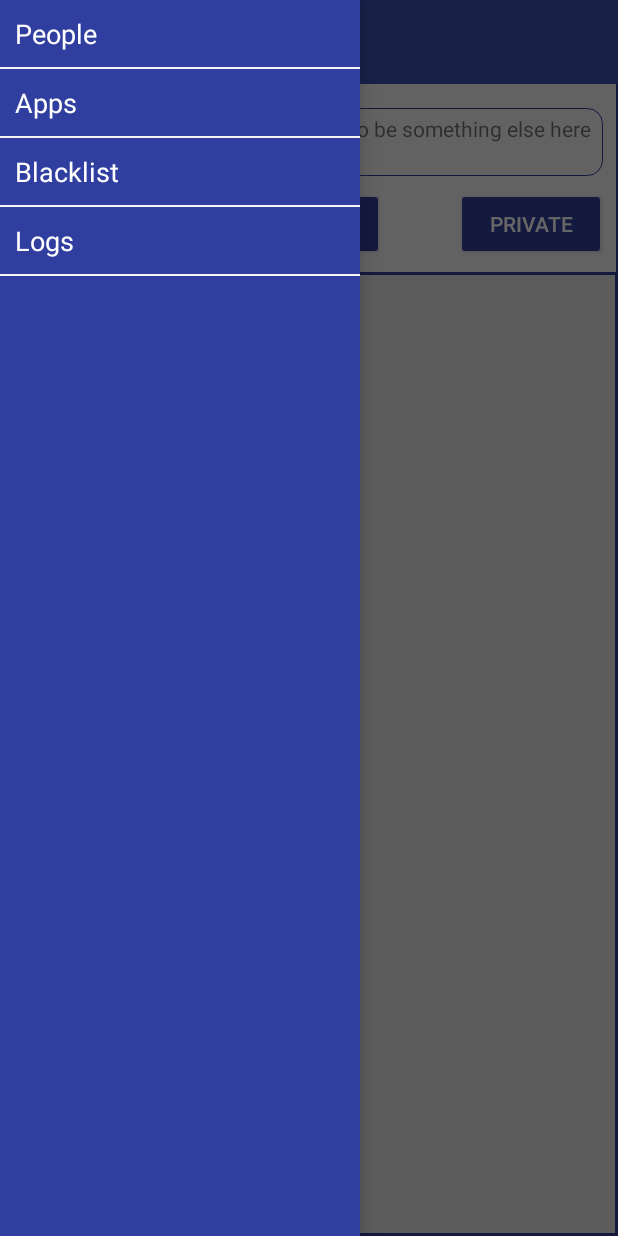
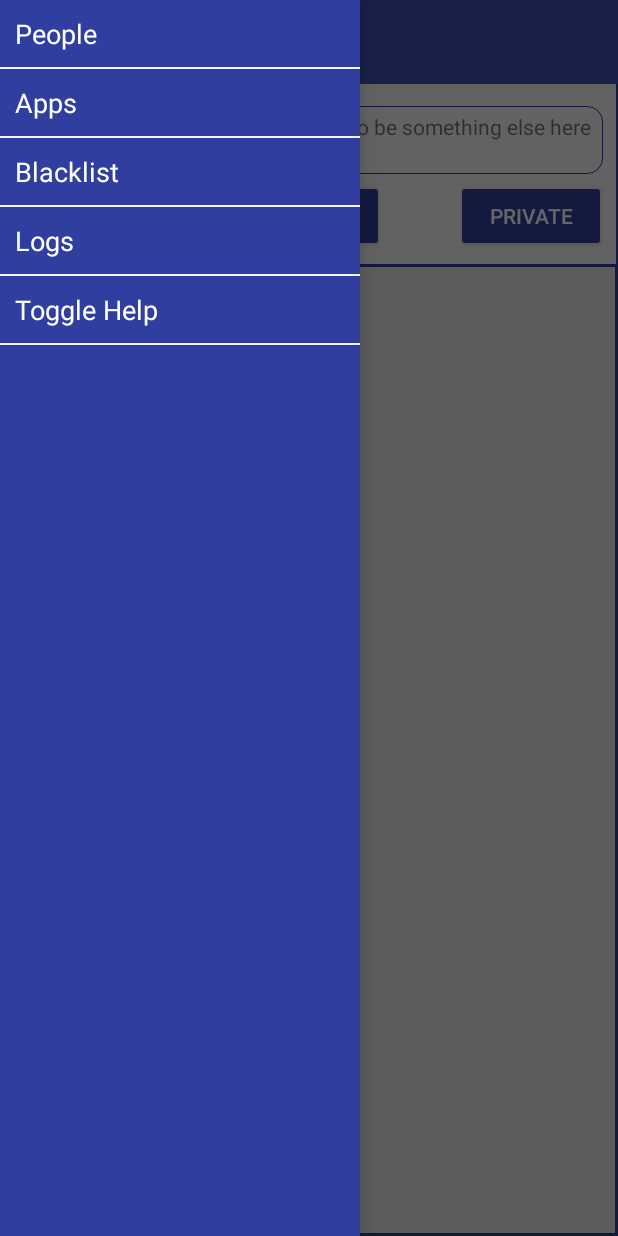
Before and after one commit to Sharkgrammer/Android-Assistant, an Android app: the screen it shows after launch (MainActivity), with the side drawer open, on a phone screen of 412 x 824 dp. Run offline under Robolectric (Android 15) with nearby library versions, the phone set to English and light mode, and no system bars.

Commit message:
Allow help box to be hidden

```diff
--- a/app/src/main/java/com/shark/assistant/MainActivity.java
+++ b/app/src/main/java/com/shark/assistant/MainActivity.java
@@ -45,7 +45,7 @@ public class MainActivity extends AppCompatActivity {
     private List<blacklist> blacklistList;
     private List<log> logList;
     private int appScreen = 0, pi;
-    private final int PERSON = 0, APP = 1, BLACKLIST = 2, LOGS = 3;
+    private final int PERSON = 0, APP = 1, BLACKLIST = 2, LOGS = 3, HIDE_HELP = 4;
     private LinearLayout sclMainLin;
     private DrawerLayout drawerLayout;
     private ListView drawerList;
@@ -138,12 +138,13 @@ public class MainActivity extends AppCompatActivity {
 
         setupToolbar();
 
-        drawerItem[] drawerItem = new drawerItem[4];
+        drawerItem[] drawerItem = new drawerItem[5];
 
         drawerItem[0] = new drawerItem(getResources().getString(R.string.people));
         drawerItem[1] = new drawerItem(getResources().getString(R.string.apps));
         drawerItem[2] = new drawerItem(getResources().getString(R.string.blacklist));
         drawerItem[3] = new drawerItem(getResources().getString(R.string.logs));
+        drawerItem[4] = new drawerItem(getResources().getString(R.string.hide));
 
         drawerAdapter adapter = new drawerAdapter(this, R.layout.list_item, drawerItem);
         drawerList.setAdapter(adapter);
@@ -632,6 +633,13 @@ public class MainActivity extends AppCompatActivity {
                 break;
             case LOGS:
                 btnLogsClick(null);
+                break;
+            case HIDE_HELP:
+                if (lblExplain.getVisibility() == View.VISIBLE){
+                    lblExplain.setVisibility(View.GONE);
+                }else{
+                    lblExplain.setVisibility(View.VISIBLE);
+                }
         }
 
         drawerLayout.closeDrawer(drawerList);
--- a/app/src/main/res/layout/activity_main.xml
+++ b/app/src/main/res/layout/activity_main.xml
@@ -49,7 +49,7 @@
             android:layout_height="wrap_content"
             android:layout_marginEnd="8dp"
             android:layout_marginStart="8dp"
-            android:layout_marginTop="8dp"
+            android:layout_marginTop="4dp"
             android:onClick="btnNewClick"
             android:text="@string/add"
             android:theme="@style/PrimaryRaisedButton"
@@ -63,7 +63,7 @@
             android:layout_width="100dp"
             android:layout_height="wrap_content"
             android:layout_marginStart="8dp"
-            android:layout_marginTop="8dp"
+            android:layout_marginTop="4dp"
             android:onClick="btnOnOff"
             android:text="@string/turnOff"
             android:theme="@style/PrimaryRaisedButton"
@@ -76,7 +76,7 @@
             android:layout_width="100dp"
             android:layout_height="wrap_content"
             android:layout_marginEnd="8dp"
-            android:layout_marginTop="8dp"
+            android:layout_marginTop="4dp"
             android:onClick="btnPrivate"
             android:text="@string/privateOn"
             android:theme="@style/PrimaryRaisedButton"
@@ -90,7 +90,7 @@
             android:layout_height="45dp"
             android:layout_marginEnd="10dp"
             android:layout_marginStart="10dp"
-            android:layout_marginTop="5dp"
+            android:layout_marginTop="4dp"
             android:background="@drawable/textborder"
             app:layout_constraintEnd_toEndOf="parent"
             app:layout_constraintStart_toStartOf="parent"
--- a/app/src/main/res/values/strings.xml
+++ b/app/src/main/res/values/strings.xml
@@ -36,5 +36,6 @@
     <string name="privateOn">Private</string>
     <string name="privateOff">Normal</string>
     <string name="privateClear">Clear</string>
+    <string name="hide">Toggle Help</string>
 
 </resources>
```
